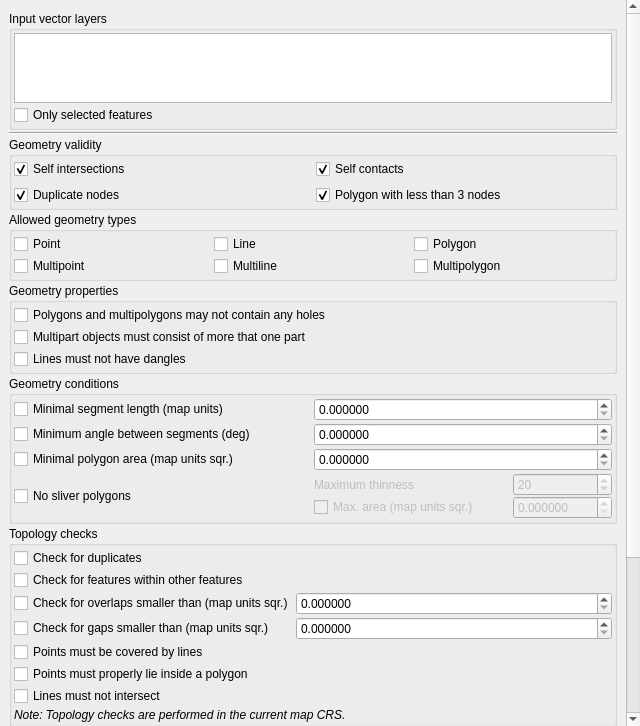
Old version of the form src/plugins/geometry_checker/ui/qgsgeometrycheckersetuptab.ui in the repository qgis/QGIS.
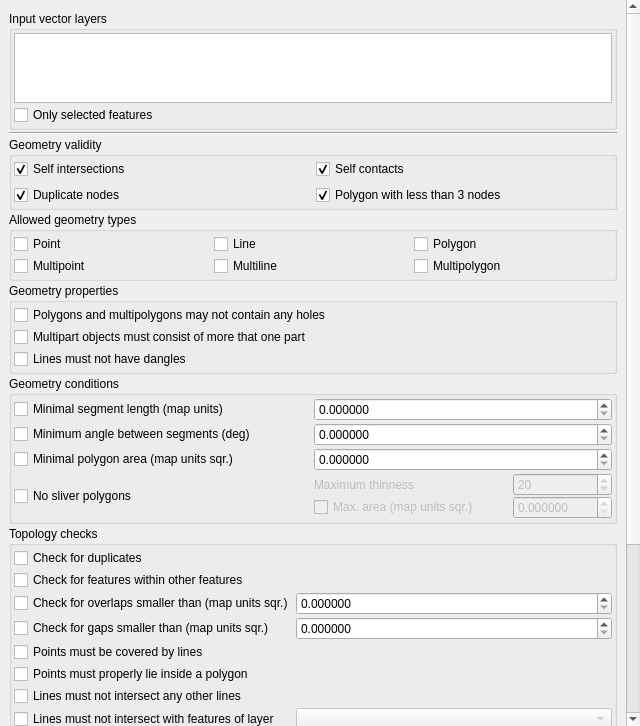
New version of the form. Icons and pictures are not drawn. Custom widgets are drawn as their Qt base class.

Commit message: [Geometry checker] Add line layer intersection check

Patch:
```diff
--- a/src/plugins/geometry_checker/ui/qgsgeometrycheckersetuptab.ui
+++ b/src/plugins/geometry_checker/ui/qgsgeometrycheckersetuptab.ui
@@ -41,9 +41,9 @@
       <property name="geometry">
        <rect>
         <x>0</x>
-        <y>-215</y>
+        <y>-222</y>
         <width>626</width>
-        <height>966</height>
+        <height>991</height>
        </rect>
       </property>
       <layout class="QGridLayout" name="gridLayout_4">
@@ -514,7 +514,7 @@
              <item row="6" column="0">
               <widget class="QCheckBox" name="checkLineIntersection">
                <property name="text">
-                <string>Lines must not intersect</string>
+                <string>Lines must not intersect any other lines</string>
                </property>
               </widget>
              </item>
@@ -573,6 +573,20 @@
                </property>
               </widget>
              </item>
+             <item row="7" column="0">
+              <widget class="QCheckBox" name="checkLineLayerIntersection">
+               <property name="text">
+                <string>Lines must not intersect with features of layer</string>
+               </property>
+              </widget>
+             </item>
+             <item row="7" column="1">
+              <widget class="QComboBox" name="comboLineLayerIntersection">
+               <property name="enabled">
+                <bool>false</bool>
+               </property>
+              </widget>
+             </item>
             </layout>
            </widget>
           </item>
```
The commit also changes 5 other files.
